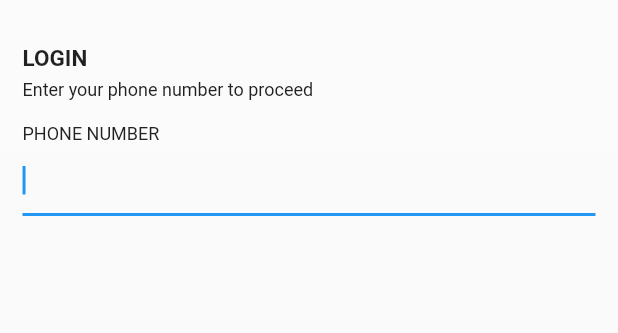
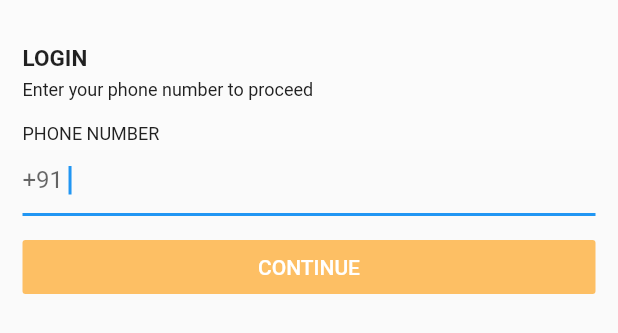
Before and after one commit to Harryalways317/restaurant-flutter, a Flutter app: the LoginBottomSheet widget shown alone on an empty page, opened directly, on a phone screen of 412 x 824 dp. Shown: the top 333 px of the screen. Run offline on Flutter 3.47's test engine with Material 2 defaults, Android fonts, the phone set to English and light mode, and no system bars; network calls fail.

Commit message:
completed login bottomsheet

```diff
--- /dev/null
+++ b/lib/commons/app_colors.dart
@@ -0,0 +1,4 @@
+import 'package:flutter/material.dart';
+class AppColors{
+  static Color swiggyOrange = Colors.orange.shade500;
+}
--- /dev/null
+++ b/lib/commons/app_styles.dart
@@ -0,0 +1,5 @@
+import 'package:flutter/material.dart';
+
+class AppStyles{
+  static TextStyle textStyle1 = TextStyle(color: Colors.white);
+}
--- a/lib/screens/splash_screen/intro_screen.dart
+++ b/lib/screens/splash_screen/intro_screen.dart
@@ -1,7 +1,9 @@
 import 'dart:async';
 
 import 'package:flutter/material.dart';
+import 'package:restaurant_flutter/commons/app_styles.dart';
 
+import '../../commons/app_colors.dart';
 import 'login_bottomsheet.dart';
 class IntroScreen extends StatefulWidget {
   const IntroScreen({Key? key}) : super(key: key);
@@ -173,7 +175,7 @@ class _IntroScreenState extends State<IntroScreen> {
             ),
             SizedBox(height: size.height *0.1,),
             Text("Ready to order from top resturants?"),
-            MaterialButton(onPressed: (){showLoginBottomSheet();},child: Text("GET STARTED",style: TextStyle(color: Colors.white),),color: Colors.orange.shade600,),
+            MaterialButton(onPressed: (){showLoginBottomSheet();},child: Text("GET STARTED",style: AppStyles.textStyle1,),color: AppColors.swiggyOrange,),
           ],
         ),
       ),
--- a/lib/screens/splash_screen/login_bottomsheet.dart
+++ b/lib/screens/splash_screen/login_bottomsheet.dart
@@ -1,4 +1,7 @@
 import 'package:flutter/material.dart';
+import 'package:flutter/services.dart';
+import 'package:restaurant_flutter/commons/app_colors.dart';
+import 'package:restaurant_flutter/commons/app_styles.dart';
 
 import '../../commons/arcylic_blur.dart';
 
@@ -10,30 +13,71 @@ class LoginBottomSheet extends StatefulWidget {
 }
 
 class _LoginBottomSheetState extends State<LoginBottomSheet> {
+  bool isValid = false;
+  final textEditingController = TextEditingController();
+  navigateToNextPage(){
+
+  }
   @override
   Widget build(BuildContext context) {
+    final size = MediaQuery.of(context).size;
     return AcrylicBlur(
       blurValue: 10,
       alignment: Alignment.topLeft,
       color: Colors.white.withOpacity(0.5),
       child: SingleChildScrollView(
         child: Padding(
-          padding:  EdgeInsets.only(
-              bottom: MediaQuery.of(context).viewInsets.bottom
-          ),
+          padding:
+              EdgeInsets.only(bottom: MediaQuery.of(context).viewInsets.bottom),
           child: Container(
-            padding: EdgeInsets.symmetric(vertical: 30,horizontal: 15),
+            padding: EdgeInsets.symmetric(vertical: 30, horizontal: 15),
             height: 300,
             child: Column(
               mainAxisSize: MainAxisSize.min,
               crossAxisAlignment: CrossAxisAlignment.start,
               children: [
-                Text("Login".toUpperCase(),style: TextStyle(fontSize: 15,fontWeight: FontWeight.bold),),
-                SizedBox(height: 5,),
-                Text("Enter your phone number to proceed",style: TextStyle(color: Colors.grey.shade900,fontSize: 12),),
-                SizedBox(height: 15,),
-                Text("Phone Number".toUpperCase(),style: TextStyle(color: Colors.grey.shade900,fontSize: 12),),
-                TextField(autofocus: true,),
+                Text(
+                  "Login".toUpperCase(),
+                  style: TextStyle(fontSize: 15, fontWeight: FontWeight.bold),
+                ),
+                SizedBox(
+                  height: 5,
+                ),
+                Text(
+                  "Enter your phone number to proceed",
+                  style: TextStyle(color: Colors.grey.shade900, fontSize: 12),
+                ),
+                SizedBox(
+                  height: 15,
+                ),
+                Text(
+                  "Phone Number".toUpperCase(),
+                  style: TextStyle(color: Colors.grey.shade900, fontSize: 12),
+                ),
+                TextField(
+                  autofocus: true,
+                  decoration: InputDecoration(
+                      border: UnderlineInputBorder(), prefixText: "+91 ",suffixIcon: isValid ? Icon(Icons.check) : null),
+                  inputFormatters: [
+                    FilteringTextInputFormatter.digitsOnly,
+                    LengthLimitingTextInputFormatter(10),
+                  ],
+                  keyboardType: TextInputType.number,
+
+                  ///use this if you need counter
+                  //maxLength: 10,
+                  maxLengthEnforcement: MaxLengthEnforcement.enforced,
+                  onChanged: (String value){
+                   setState(() {
+
+                     isValid =  value.length == 10 ? true : false;
+                   });
+
+                  },
+                ),
+                SizedBox(height: 10,),
+                MaterialButton(color: AppColors.swiggyOrange,disabledColor: AppColors.swiggyOrange.withOpacity(0.6),padding: EdgeInsets.symmetric(horizontal: size.width*0.35,vertical: 10),child: Center(child: Text("Continue".toUpperCase(),style: AppStyles.textStyle1,)),onPressed: isValid ? () => navigateToNextPage():null),
+
               ],
             ),
           ),
```
